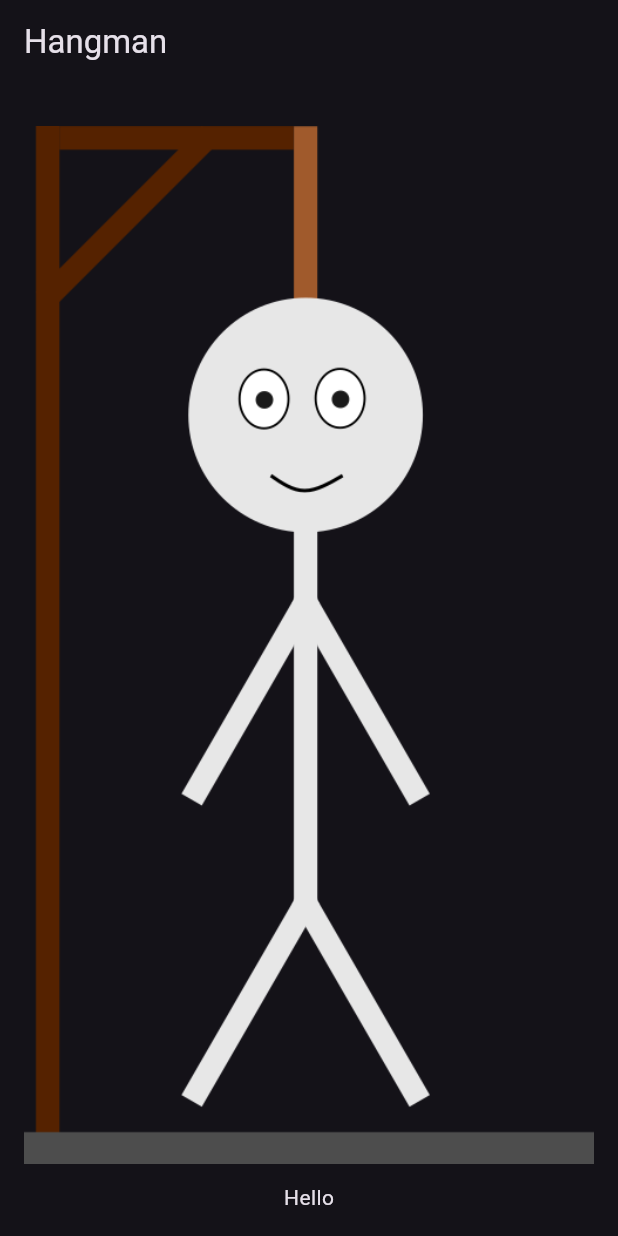
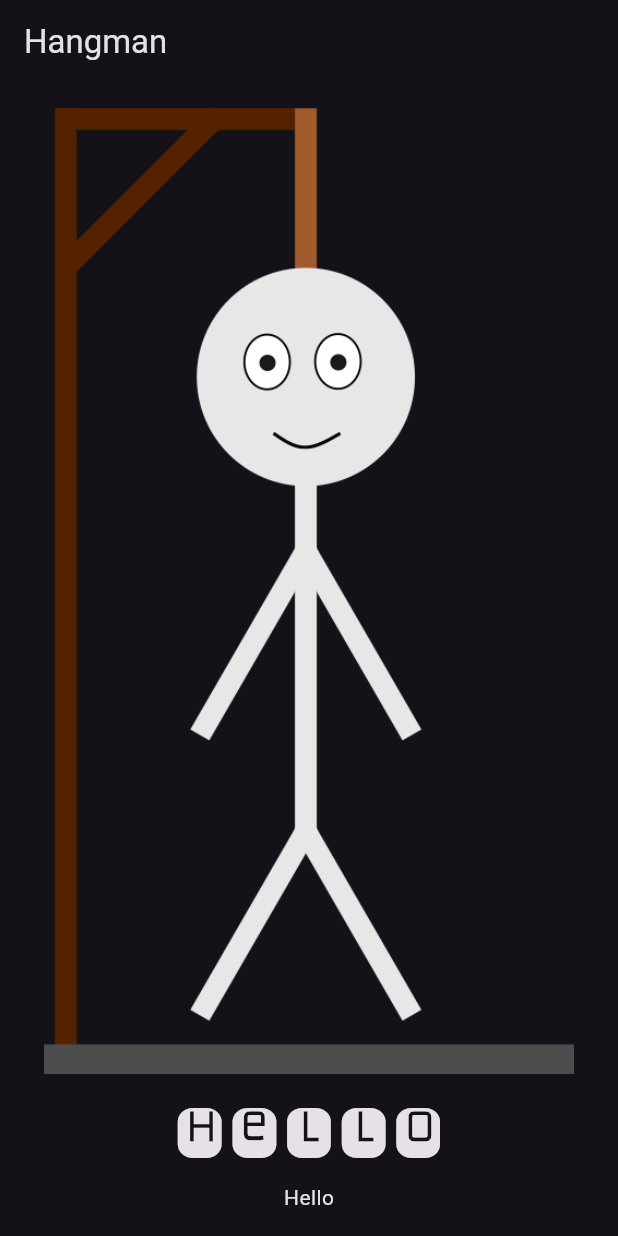
Before and after one commit to IcosagonZ/Hangman, a Flutter app: the screen it shows after launch, on a phone screen of 412 x 824 dp. Run offline on Flutter 3.47's test engine with Material 3 defaults, Android fonts, the phone set to English and light mode, and no system bars; project files that could hold a hidden picture were left out.

Commit message:
Added custom fonts

```diff
--- a/lib/main.dart
+++ b/lib/main.dart
@@ -32,6 +32,9 @@ class Page_Main extends StatefulWidget
 
 class _Page_MainState extends State<Page_Main>
 {
+  // Game variables
+  String game_word_display = "h e l l o";
+
   // Visibility variables
   int person_state = 7;
 
@@ -51,6 +54,7 @@ class _Page_MainState extends State<Page_Main>
         (
           children: <Widget>
           [
+            // Person image
             Expanded
             (
               child: Center
@@ -100,6 +104,17 @@ class _Page_MainState extends State<Page_Main>
                 )
               )
             ),
+            // Text entry
+            Text
+            (
+              game_word_display,
+              style: TextStyle
+              (
+                fontFamily: "monofett",
+                fontSize: 50,
+              )
+            ),
+            // Keyboard
             Text("Hello"),
           ],
         ),
```
Also changed, not shown: pubspec.yaml (+4 -10 lines), assets/fonts/monofett.ttf (added).
